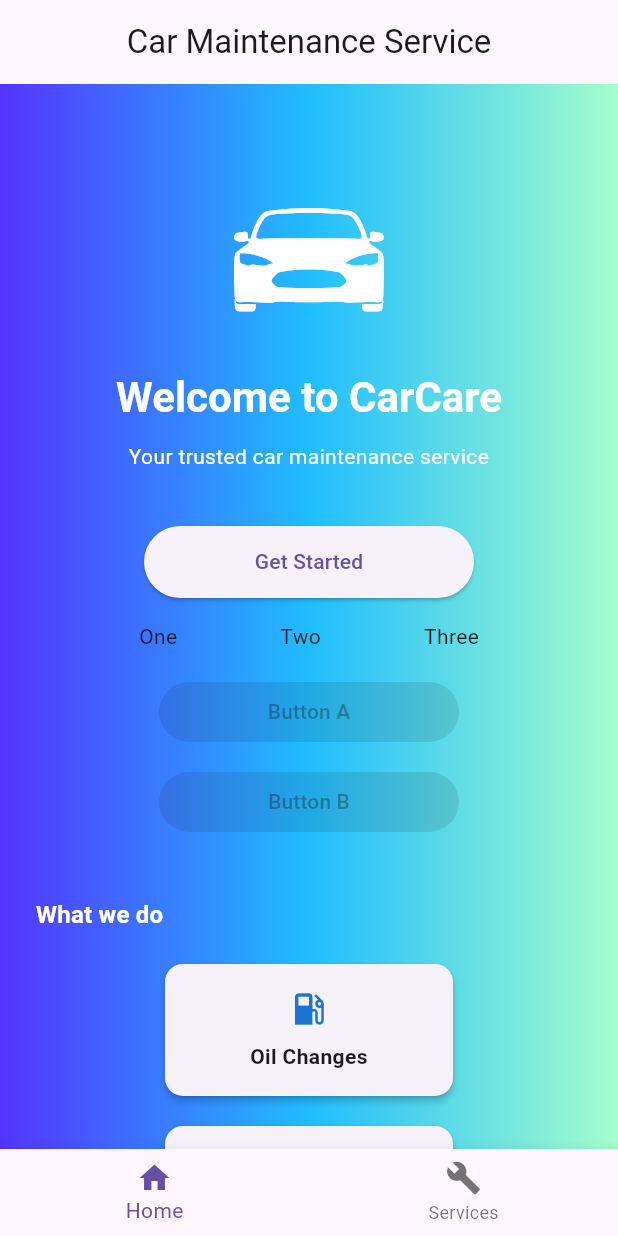
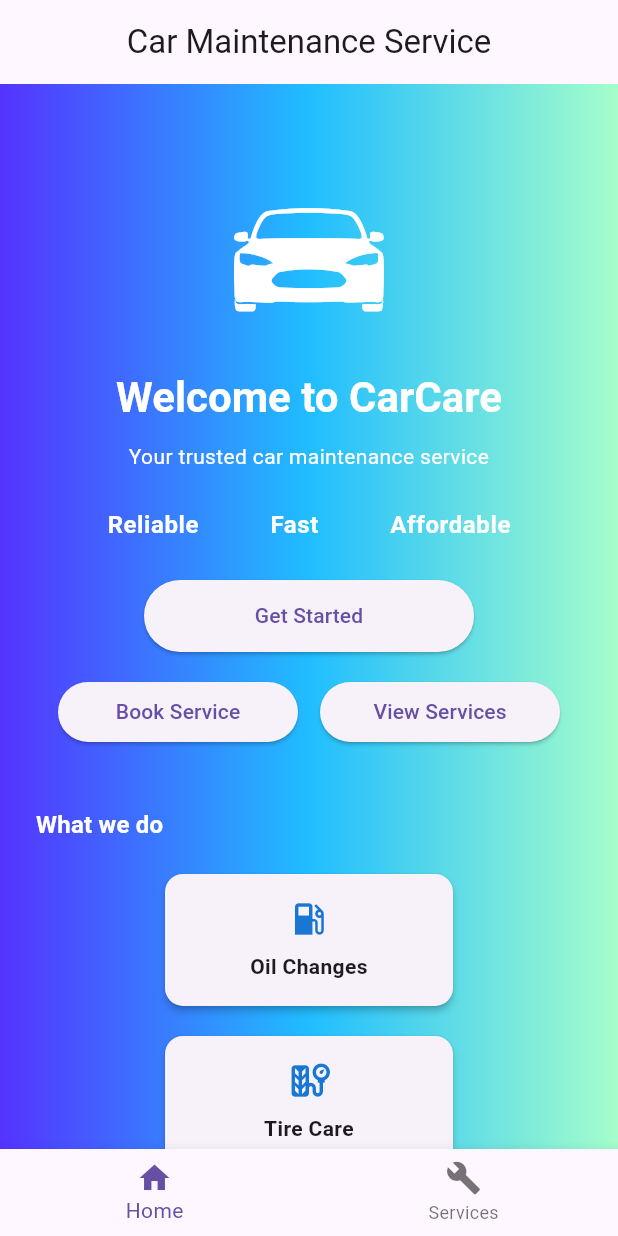
Before and after one commit to exile213/Activity1-2_PROFE8-Diaz, a Flutter app: the screen it shows after launch, on a phone screen of 412 x 824 dp. Run offline on Flutter 3.47's test engine with Material 3 defaults, Android fonts, the phone set to English and light mode, and no system bars.

Commit message:
Replace TwoCenteredButtons  widget and Fix Three column Text
Removed the TwoCenteredButtons widget and introduced TwoButtonRow for improved button layout and naming. Updated HomeView and related imports to use the new widget. Also enhanced ThreeTextRow to display 'Reliable', 'Fast', and 'Affordable'

```diff
--- a/lib/views/home_view.dart
+++ b/lib/views/home_view.dart
@@ -3,7 +3,7 @@
 import 'services_view.dart';
 import '../widgets/custom_action_button.dart';
 import '../widgets/three_text_row.dart';
-import '../widgets/two_centered_buttons.dart';
+import '../widgets/two_button_row.dart';
 
 class HomeView extends StatefulWidget {
   const HomeView({super.key});
@@ -14,7 +14,6 @@
 
 class _HomeViewState extends State<HomeView> {
   int _selectedIndex = 0;
-
 
   Widget _buildBody() {
     if (_selectedIndex == 0) {
@@ -47,11 +46,7 @@
           gradient: LinearGradient(
             begin: Alignment.centerLeft,
             end: Alignment.centerRight,
-						colors: [
-							Color(0xFF5433FF),
-							Color(0xFF20BDFF),
-							Color(0xFFA5FECB),
-						],
+            colors: [Color(0xFF5433FF), Color(0xFF20BDFF), Color(0xFFA5FECB)],
           ),
         ),
         child: _buildBody(),
@@ -95,7 +90,8 @@
                     const SizedBox(height: 24),
                     Text(
                       "Welcome to CarCare",
-							style: Theme.of(context).textTheme.headlineMedium?.copyWith(
+                      style: Theme.of(context).textTheme.headlineMedium
+                          ?.copyWith(
                             fontWeight: FontWeight.bold,
                             color: Colors.white,
                           ),
@@ -104,12 +100,14 @@
                     const SizedBox(height: 12),
                     Text(
                       "Your trusted car maintenance service",
-							style: Theme.of(context).textTheme.bodyMedium?.copyWith(
-								color: Colors.white,
-											),
+                      style: Theme.of(
+                        context,
+                      ).textTheme.bodyMedium?.copyWith(color: Colors.white),
                       textAlign: TextAlign.center,
                     ),
-										const SizedBox(height: 36),
+                    const SizedBox(height: 24),
+                    const ThreeTextRow(),
+                    const SizedBox(height: 24),
                     SizedBox(
                       width: 220,
                       height: 48,
@@ -121,15 +119,17 @@
                       ),
                     ),
                     const SizedBox(height: 16),
-									const ThreeTextRow(),
-									const SizedBox(height: 16),
-									const TwoCenteredButtons(),
+                    TwoButtonRow(
+                      onLeftPressed: onGetStarted,
+                      onRightPressed: onGetStarted,
+                    ),
                     const SizedBox(height: 40),
                     Align(
                       alignment: Alignment.centerLeft,
                       child: Text(
                         "What we do",
-								style: Theme.of(context).textTheme.titleMedium?.copyWith(
+                        style: Theme.of(context).textTheme.titleMedium
+                            ?.copyWith(
                               fontWeight: FontWeight.w700,
                               color: Colors.white,
                             ),
@@ -140,10 +140,19 @@
                       spacing: 12,
                       runSpacing: 12,
                       children: const [
-												_QuickCard(icon: Icons.local_gas_station, title: "Oil Changes"),
+                        _QuickCard(
+                          icon: Icons.local_gas_station,
+                          title: "Oil Changes",
+                        ),
                         _QuickCard(icon: Icons.tire_repair, title: "Tire Care"),
-												_QuickCard(icon: Icons.car_repair, title: "Engine Checks"),
-												_QuickCard(icon: Icons.cleaning_services, title: "Car Wash"),
+                        _QuickCard(
+                          icon: Icons.car_repair,
+                          title: "Engine Checks",
+                        ),
+                        _QuickCard(
+                          icon: Icons.cleaning_services,
+                          title: "Car Wash",
+                        ),
                       ],
                     ),
                     const SizedBox(height: 24),
--- a/lib/widgets/three_text_row.dart
+++ b/lib/widgets/three_text_row.dart
@@ -5,12 +5,18 @@
 
   @override
   Widget build(BuildContext context) {
-    return const Row(
+    final TextStyle style = Theme.of(context)
+            .textTheme
+            .titleMedium
+            ?.copyWith(fontWeight: FontWeight.w700, color: Colors.white, letterSpacing: 0.4)
+        ?? const TextStyle(fontSize: 16, fontWeight: FontWeight.w700, color: Colors.white);
+
+    return Row(
       mainAxisAlignment: MainAxisAlignment.spaceEvenly,
       children: [
-        Text('One'),
-        Text('Two'),
-        Text('Three'),
+        Text('Reliable', style: style),
+        Text('Fast', style: style),
+        Text('Affordable', style: style),
       ],
     );
   }
--- /dev/null
+++ b/lib/widgets/two_button_row.dart
@@ -0,0 +1,31 @@
+import 'package:flutter/material.dart';
+
+class TwoButtonRow extends StatelessWidget {
+  final VoidCallback? onLeftPressed;
+  final VoidCallback? onRightPressed;
+
+  const TwoButtonRow({super.key, this.onLeftPressed, this.onRightPressed});
+
+  @override
+  Widget build(BuildContext context) {
+    return Row(
+      mainAxisAlignment: MainAxisAlignment.spaceEvenly,
+      children: [
+        SizedBox(
+          width: 160,
+          child: ElevatedButton(
+            onPressed: onLeftPressed,
+            child: const Text('Book Service'),
+          ),
+        ),
+        SizedBox(
+          width: 160,
+          child: ElevatedButton(
+            onPressed: onRightPressed,
+            child: const Text('View Services'),
+          ),
+        ),
+      ],
+    );
+  }
+}
--- a/lib/widgets/two_centered_buttons.dart
+++ /dev/null
@@ -1,36 +0,0 @@
-import 'package:flutter/material.dart';
-
-class TwoCenteredButtons extends StatelessWidget {
-  final VoidCallback? onFirstPressed;
-  final VoidCallback? onSecondPressed;
-
-  const TwoCenteredButtons({super.key, this.onFirstPressed, this.onSecondPressed});
-
-  @override
-  Widget build(BuildContext context) {
-    return Center(
-      child: Column(
-        mainAxisSize: MainAxisSize.min,
-        mainAxisAlignment: MainAxisAlignment.center,
-        crossAxisAlignment: CrossAxisAlignment.center,
-        children: [
-          SizedBox(
-            width: 200,
-            child: ElevatedButton(
-              onPressed: onFirstPressed,
-              child: const Text('Button A'),
-            ),
-          ),
-          const SizedBox(height: 12),
-          SizedBox(
-            width: 200,
-            child: ElevatedButton(
-              onPressed: onSecondPressed,
-              child: const Text('Button B'),
-            ),
-          ),
-        ],
-      ),
-    );
-  }
-}
```
Also changed, not shown: 1 other file. Lines whose indentation alone changed are shown as unchanged.
